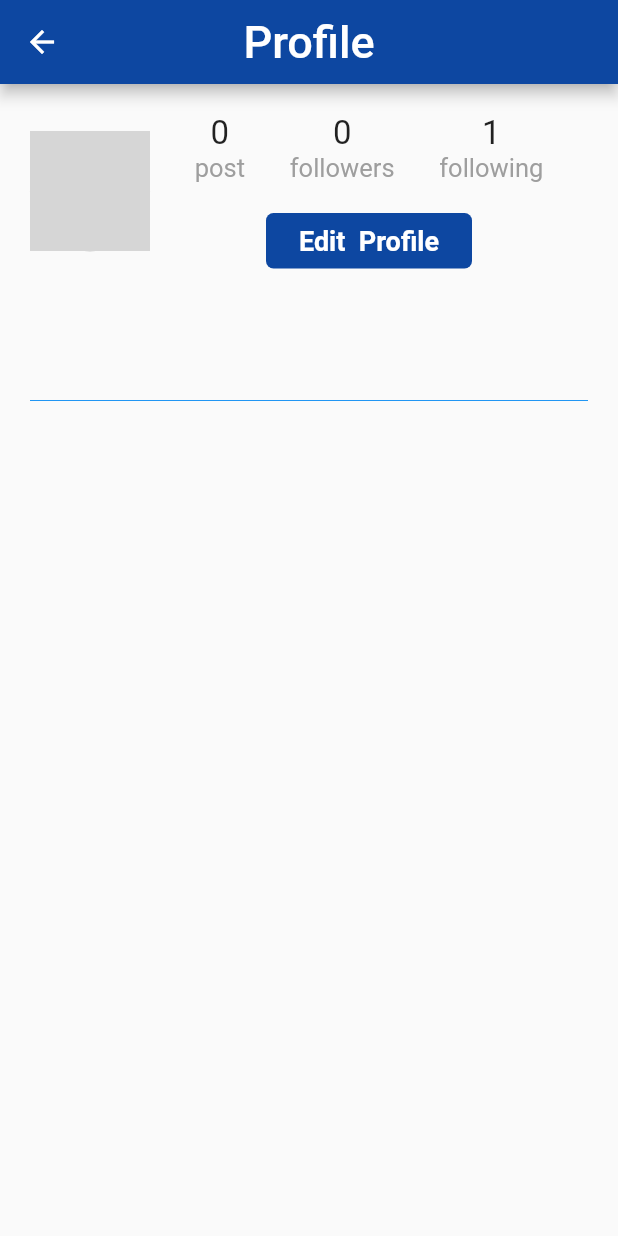
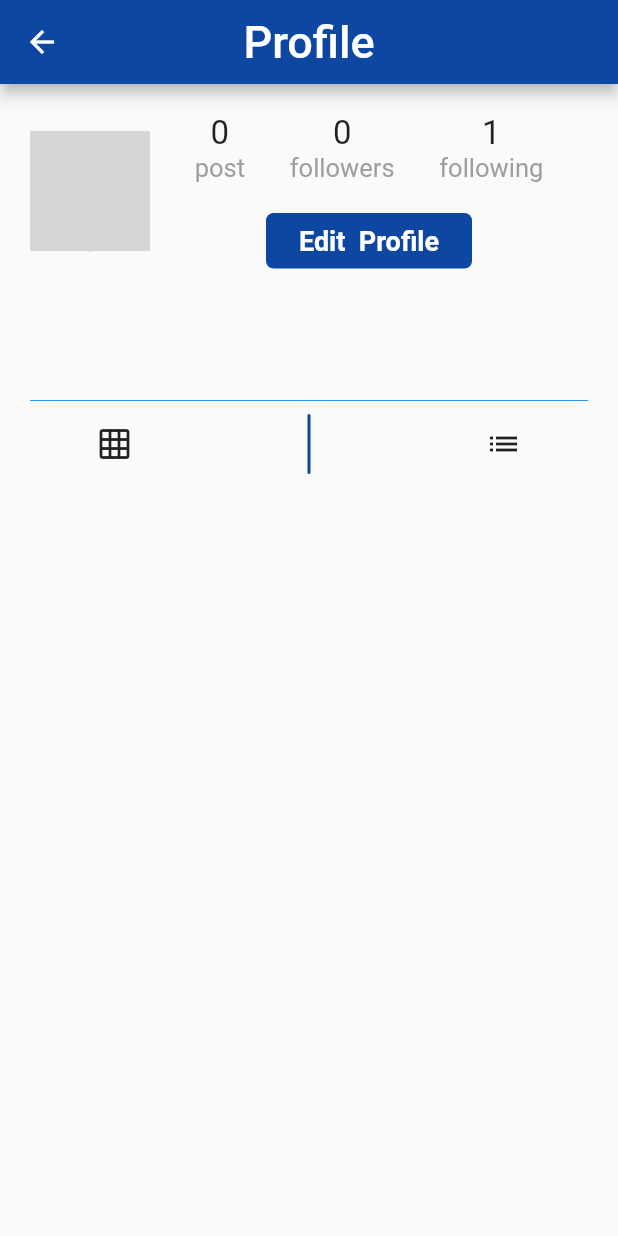
Before and after one commit to nirmalnyure1/SocialMediaApplication, a Flutter app: the Profile screen opened directly, on a phone screen of 412 x 824 dp. Run offline on Flutter 3.47's test engine with Material 2 defaults, Android fonts, the phone set to English and light mode, and no system bars; our stand-ins replace cached_network_image, cloud_firestore, firebase_core, firebase_storage, flutter_svg, geolocator and 2 more; missing offline and left inert: geocode; accounts and stored records are empty; network calls fail; grey boxes are pictures that could not be loaded.

Commit message:
list view and grid view of post implemented

```diff
--- a/lib/screens/profile.dart
+++ b/lib/screens/profile.dart
@@ -4,6 +4,7 @@ import 'package:socialapp/screens/edit_profile.dart';
 import 'package:socialapp/screens/homePage.dart';
 import 'package:socialapp/screens/post_screen.dart';
 import 'package:socialapp/widgets/customAppBar.dart';
+import 'package:socialapp/widgets/post_tile.dart';
 import 'package:socialapp/widgets/progressbar.dart';
 import 'package:cloud_firestore/cloud_firestore.dart';
 
@@ -21,6 +22,9 @@ class _ProfileState extends State<Profile> {
   bool isLoadingPost = false;
   int postCount = 0;
   List<Post>? posts = [];
+
+  //post orientation
+  String postOrientation = "grid";
   @override
   void initState() {
     super.initState();
@@ -181,9 +185,58 @@ class _ProfileState extends State<Profile> {
   buildProfilePost() {
     if (isLoadingPost) {
       return circularProgress();
+    } else if (postOrientation == "grid") {
+      List<GridTile>? gridTile = [];
+      posts!.forEach((val) {
+        gridTile.add(
+          GridTile(
+            child: Padding(
+              padding: const EdgeInsets.all(8.0),
+              child: PostTile(val),
+            ),
+          ),
+        );
+      });
+
+      return GridView.count(
+        crossAxisCount: 3,
+        childAspectRatio: 1.0,
+        mainAxisSpacing: 2,
+        shrinkWrap: true,
+        physics: NeverScrollableScrollPhysics(),
+        children: gridTile,
+      );
+    } else if (postOrientation == "list") {
+      return Column(
+        children: posts!,
+      );
     }
-    return Column(
-      children: posts!,
+  }
+
+  setPostOrientation(String orientation) {
+    setState(() {
+      this.postOrientation = orientation;
+    });
+  }
+
+  buildTooglePostOrientation() {
+    return Row(
+      mainAxisAlignment: MainAxisAlignment.spaceAround,
+      children: [
+        IconButton(
+            onPressed: () => setPostOrientation("grid"),
+            icon: Icon(Icons.grid_on)),
+        Container(
+          width: 2.0,
+          height: 40,
+          decoration: BoxDecoration(
+              color: Theme.of(context).primaryColor,
+              borderRadius: BorderRadius.circular(10.0)),
+        ),
+        IconButton(
+            onPressed: () => setPostOrientation("list"),
+            icon: Icon(Icons.list)),
+      ],
     );
   }
 
@@ -201,6 +254,7 @@ class _ProfileState extends State<Profile> {
               color: Colors.blue,
             ),
           ),
+          buildTooglePostOrientation(),
           buildProfilePost(),
         ],
       ),
```
Also changed, not shown: lib/screens/post_screen.dart (+13 -12 lines), lib/widgets/custom_image.dart (+14 -2 lines), lib/widgets/post_tile.dart (+13 -1 lines).
